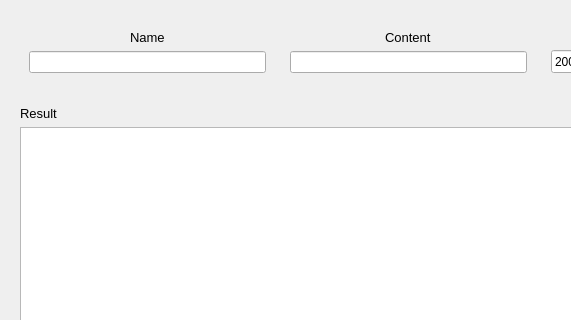
The window that ClientGUI/searchhistory.ui (saxonsa/chatroom) describes before a commit, drawn with Qt 5; both pictures show x 0 to 571 and y 0 to 320 of the 730 by 489 pixel window.
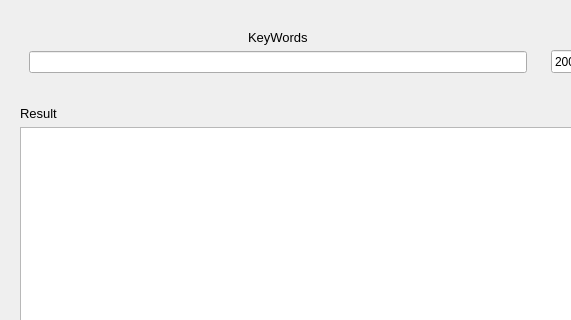
The same window after the commit. Icons and pictures are not drawn.

```diff
--- a/ClientGUI/searchhistory.ui
+++ b/ClientGUI/searchhistory.ui
@@ -21,27 +21,6 @@
    <item>
     <widget class="QWidget" name="widget_6" native="true">
      <layout class="QHBoxLayout" name="horizontalLayout_2">
-      <item>
-       <widget class="QWidget" name="widget_2" native="true">
-        <layout class="QVBoxLayout" name="verticalLayout">
-         <item alignment="Qt::AlignHCenter">
-          <widget class="QLabel" name="label">
-           <property name="font">
-            <font>
-             <pointsize>10</pointsize>
-            </font>
-           </property>
-           <property name="text">
-            <string>Name</string>
-           </property>
-          </widget>
-         </item>
-         <item>
-          <widget class="QLineEdit" name="Name"/>
-         </item>
-        </layout>
-       </widget>
-      </item>
       <item>
        <widget class="QWidget" name="widget_3" native="true">
         <layout class="QVBoxLayout" name="verticalLayout_2">
@@ -53,7 +32,7 @@
             </font>
            </property>
            <property name="text">
-            <string>Content</string>
+            <string>KeyWords</string>
            </property>
           </widget>
          </item>
```
